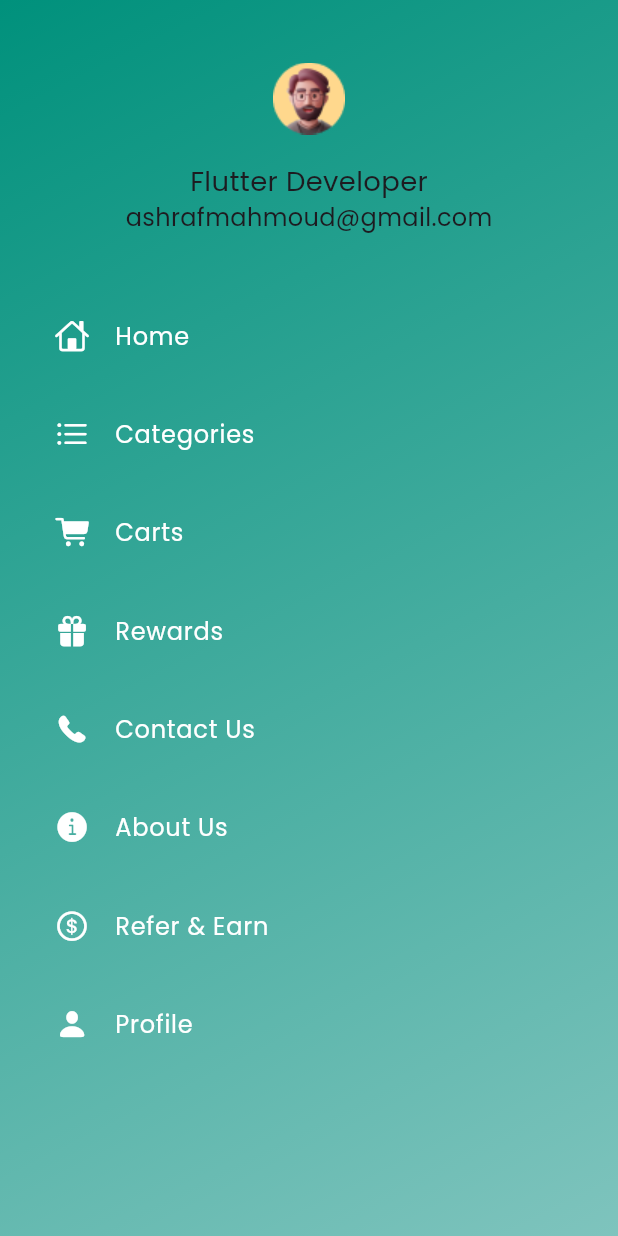
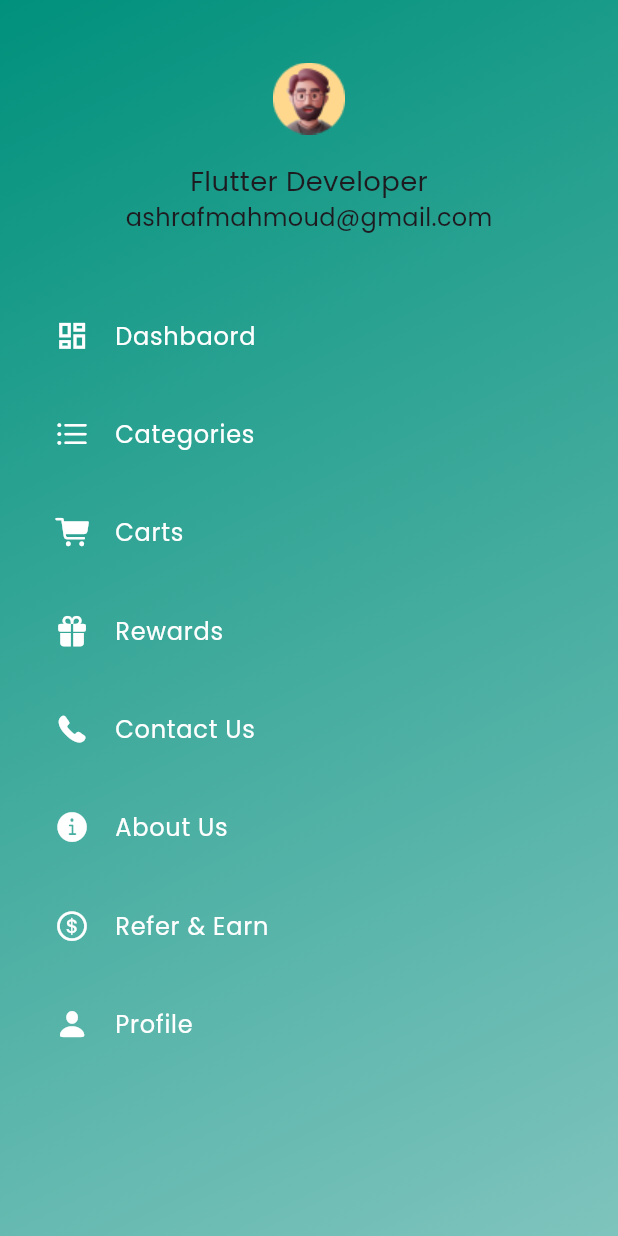
Before and after one commit to graduationproject273/graduatinproject, a Flutter app: the Containerindrawer widget shown alone on an empty page, opened directly, on a phone screen of 412 x 824 dp. Run offline on Flutter 3.47's test engine with Material 3 defaults, Android fonts, the phone set to English and light mode, and no system bars; our stand-ins replace bloc, dartz, device_preview, dio, dots_indicator, equatable and 8 more; missing offline and left inert: data_connection_checker_tv; accounts and stored records are empty.

Commit message:
body dashboard

```diff
--- a/lib/core/routeing/app_routing.dart
+++ b/lib/core/routeing/app_routing.dart
@@ -59,6 +59,10 @@ final GoRouter router = GoRouter(
       path: Routes.productDetails,
       builder: (context, state) => const ProductDetailesView(),
     ),
+     GoRoute(
+      path: Routes.dashboardseller,
+      builder: (context, state) => const ProductDetailesView(),
+    ),
       GoRoute(
       path: Routes.service,
       builder: (context, state) => const ServicesView(),
@@ -95,10 +99,7 @@ final GoRouter router = GoRouter(
       path: Routes.refall,
       builder: (context, state) => const RefillView(),
     ),
-    GoRoute(
-      path: Routes.adminDashboard,
-      builder: (context, state) => const SellerDashboardView(),
-    ),
+
     GoRoute(
       path: Routes.reviews,
       builder: (context, state) => const ReviewsView(),
--- a/lib/core/routeing/routes.dart
+++ b/lib/core/routeing/routes.dart
@@ -14,7 +14,7 @@ class Routes {
   static const String orderSuccess = '/order-success';
   static const String profile = '/profile';
   static const String refall = '/refall';
-  static const String adminDashboard = '/adminDashboard';
+
   static const String reviews = '/reviews';
   static const String authbuttonsview = '/authbuttonsview';
   static const String addReview = '/add-review';
@@ -23,4 +23,5 @@ class Routes {
   static const String signupseller = '/signupseller';
   static const String service = '/service';
   static const String apponimentwidget = '/apponimentwidget';
+   static const String dashboardseller = '/apponimentwidget';
 }
--- a/lib/featrues/home/presentation/views/widgets/container_drawder.dart
+++ b/lib/featrues/home/presentation/views/widgets/container_drawder.dart
@@ -12,7 +12,7 @@ class Containerindrawer extends StatelessWidget {
   });
 
   final List<IconData> iconss = [
-    CupertinoIcons.home,
+    Icons.dashboard_outlined,
     CupertinoIcons.list_bullet,
     CupertinoIcons.cart_fill,
     CupertinoIcons.gift_fill,
@@ -23,7 +23,7 @@ class Containerindrawer extends StatelessWidget {
   ];
 
   final List<String> titles = [
-    'Home',
+    'Dashbaord',
     'Categories',
     'Carts',
     'Rewards',
@@ -37,7 +37,7 @@ class Containerindrawer extends StatelessWidget {
   void navigateToPage(BuildContext context, int index) {
     switch (index) {
       case 0:
-        GoRouter.of(context).go(Routes.home);
+        GoRouter.of(context).go(Routes.dashboardseller);
         break;
       case 1:
        GoRouter.of(context).push(Routes.categories);
--- a/lib/featrues/onbording/presentation/views/widgets/auth_buttons_view_body.dart
+++ b/lib/featrues/onbording/presentation/views/widgets/auth_buttons_view_body.dart
@@ -67,7 +67,7 @@ class AuthButtonsViewBody extends StatelessWidget {
                 }),
                 SizedBox(height: 10.h),
                 CustomButton(text: 'Sign In',onTap: (){
-                  GoRouter.of(context).push(Routes.login);
+                  GoRouter.of(context).push(Routes.home);
                 },buttonbodycolor: Colors.white,textcolor: maincolor,bordercolor: maincolor,),
               ],
             ),
--- a/lib/featrues/onbording/presentation/views/widgets/onboaeding_view_body.dart
+++ b/lib/featrues/onbording/presentation/views/widgets/onboaeding_view_body.dart
@@ -89,7 +89,7 @@ Widget build(BuildContext context) {
         right: 16,
         child: ButtonAndIndicators(position: currentPage, onNextPressed: () {
           if (currentPage == 2) {
-            GoRouter.of(context).push(Routes.service);
+            GoRouter.of(context).push(Routes.home);
           }
           _pageController.nextPage(
             duration: const Duration(milliseconds: 300),
--- a/lib/featrues/sellerDashboard/presentation/pages/seller_dashboard_view.dart
+++ b/lib/featrues/sellerDashboard/presentation/pages/seller_dashboard_view.dart
@@ -1,4 +1,5 @@
 import 'package:flutter/material.dart';
+import 'package:gradution/featrues/sellerDashboard/presentation/widgets/seller_dashboard_view_body.dart';
 
 class SellerDashboardView extends StatelessWidget {
   const SellerDashboardView({super.key});
@@ -6,15 +7,14 @@ class SellerDashboardView extends StatelessWidget {
   @override
   Widget build(BuildContext context) {
     return  Scaffold(
+      // drawer: const Drawer(),
       appBar: AppBar(
         centerTitle: true,
         title: const Text('Seller Dashboard'),
         backgroundColor: Colors.white,
       ),
       backgroundColor: Colors.white,
-      body: const Center(
-        child: Text('Welcome to the Seller Dashboard!'),
-      ),
+      body:SellerDashboardViewBody ()
     );
   }
 }
```
Also changed, not shown: lib/featrues/sellerDashboard/presentation/widgets/seller_dashboard_view_body.dart (added, +10 -0 lines).
